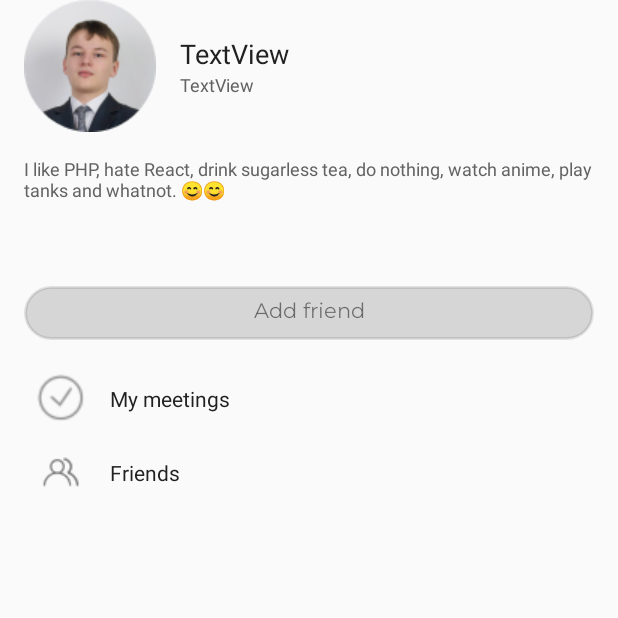
After one commit to SpiderSwift/Parleo, an Android app: the fragment MyProfilefragment shown on its own in the app's theme, on a phone screen of 412 x 824 dp, the top half of it. The commit adds this screen. Run offline under Robolectric (Android 15) with nearby library versions, the light colour scheme and no system bars.

Commit message:
Add MyProfile fragment + add backstack to fragments

```diff
--- a/app/build.gradle
+++ b/app/build.gradle
@@ -39,4 +39,5 @@ dependencies {
     androidTestImplementation 'com.android.support.test:runner:1.0.2'
     androidTestImplementation 'com.android.support.test.espresso:espresso-core:3.0.2'
     implementation 'com.android.support:design:28.0.0'
+
 }
--- /dev/null
+++ b/app/src/main/java/com/leathersoft/parleo/fragment/MyProfilefragment.java
@@ -0,0 +1,36 @@
+package com.leathersoft.parleo.fragment;
+
+import android.app.Activity;
+import android.os.Bundle;
+import android.support.annotation.NonNull;
+import android.support.annotation.Nullable;
+import android.support.v4.app.Fragment;
+import android.view.LayoutInflater;
+import android.view.View;
+import android.view.ViewGroup;
+
+import com.leathersoft.parleo.R;
+
+public class MyProfilefragment extends Fragment {
+    @Nullable
+    @Override
+    public View onCreateView(@NonNull LayoutInflater inflater, @Nullable ViewGroup container, @Nullable Bundle savedInstanceState) {
+        View v = inflater.inflate(R.layout.fragment_my_profile_screen,container,false);
+        return v;
+    }
+
+    @Override
+    public void onResume() {
+        super.onResume();
+        Activity activity = getActivity();
+        if(activity != null){
+            getActivity().setTitle(getResources().getString(R.string.my_profile));
+        }
+
+    }
+
+
+    public static MyProfilefragment newInstance(){
+        return new MyProfilefragment();
+    }
+}
--- a/app/src/main/java/com/leathersoft/parleo/fragment/users/UserFragment.java
+++ b/app/src/main/java/com/leathersoft/parleo/fragment/users/UserFragment.java
@@ -35,7 +35,7 @@ public class UserFragment extends Fragment {
         View v = inflater.inflate(R.layout.fragment_users,container,false);
         ButterKnife.bind(this,v);
 
-        UserAdapter adapter = new UserAdapter();
+        UserAdapter adapter = new UserAdapter(getActivity().getSupportFragmentManager());
         mRecyclerView.setLayoutManager(new LinearLayoutManager(getContext()));
         mRecyclerView.setAdapter(adapter);
         return v;
--- /dev/null
+++ b/app/src/main/res/layout/fragment_my_profile_screen.xml
@@ -0,0 +1,129 @@
+<?xml version="1.0" encoding="utf-8"?>
+<android.support.constraint.ConstraintLayout xmlns:android="http://schemas.android.com/apk/res/android"
+    xmlns:app="http://schemas.android.com/apk/res-auto"
+    xmlns:tools="http://schemas.android.com/tools"
+    android:layout_width="match_parent"
+    android:layout_height="match_parent">
+
+    <!--<TextView-->
+    <!--android:id="@+id/tv_title"-->
+    <!--android:layout_width="match_parent"-->
+    <!--android:layout_height="wrap_content"-->
+    <!--android:layout_marginTop="8dp"-->
+    <!--android:background="@android:color/transparent"-->
+    <!--android:fontFamily="@font/montserrat"-->
+    <!--android:gravity="center"-->
+    <!--android:text="@string/profile_top_text"-->
+    <!--android:textColor="#80000000"-->
+    <!--android:textSize="25sp"-->
+    <!--app:layout_constraintTop_toTopOf="parent"-->
+    <!--app:layout_constraintStart_toStartOf="parent"-->
+    <!--app:layout_constraintEnd_toEndOf="parent"/>-->
+
+    <ImageView
+        android:id="@+id/imageView"
+        android:layout_width="wrap_content"
+        android:layout_height="wrap_content"
+        android:layout_marginStart="16dp"
+        android:layout_marginTop="16dp"
+        android:src="@drawable/user_avatar"
+        app:layout_constraintStart_toStartOf="parent"
+        app:layout_constraintTop_toBottomOf="@id/tv_title" />
+
+    <LinearLayout
+        android:id="@+id/linearLayout"
+        android:layout_width="0dp"
+        android:layout_height="0dp"
+        android:layout_marginStart="16dp"
+        android:layout_marginEnd="16dp"
+        android:gravity="center"
+        android:orientation="vertical"
+        app:layout_constraintBottom_toBottomOf="@+id/imageView"
+        app:layout_constraintEnd_toEndOf="parent"
+        app:layout_constraintStart_toEndOf="@+id/imageView"
+        app:layout_constraintTop_toTopOf="@+id/imageView">
+
+        <TextView
+            android:id="@+id/profile_page_name"
+            style="@style/profile_page_name"
+            android:layout_width="match_parent"
+            android:layout_height="wrap_content"
+            android:text="TextView" />
+
+        <TextView
+            android:id="@+id/textView4"
+            style="@style/profile_page_languages"
+            android:layout_width="match_parent"
+            android:layout_height="wrap_content"
+            android:text="TextView" />
+    </LinearLayout>
+
+    <TextView
+        android:id="@+id/textView5"
+        style="@style/profile_page_description"
+        android:layout_width="0dp"
+        android:layout_height="wrap_content"
+        android:layout_marginTop="16dp"
+        android:lines="5"
+        android:text="@string/user_card_placeholder"
+        app:layout_constraintStart_toStartOf="@+id/imageView"
+        app:layout_constraintTop_toBottomOf="@+id/imageView"
+        app:layout_constraintEnd_toEndOf="@id/linearLayout"/>
+
+    <Button
+        android:id="@+id/edit_profile_btn"
+        style="@style/profile_btn"
+        android:layout_width="0dp"
+        android:layout_height="wrap_content"
+        android:layout_marginTop="8dp"
+        android:background="@drawable/transparent_bg_bordered_button"
+        android:fontFamily="@font/montserrat"
+        android:text="@string/profile_add_friend"
+        android:textAllCaps="false"
+        app:layout_constraintEnd_toEndOf="@+id/textView5"
+        app:layout_constraintStart_toStartOf="@+id/textView5"
+        app:layout_constraintTop_toBottomOf="@+id/textView5"></Button>
+
+    <ImageView
+        android:id="@+id/imageView2"
+        android:layout_width="33dp"
+        android:layout_height="33dp"
+        android:layout_marginStart="8dp"
+        android:layout_marginTop="16dp"
+        app:layout_constraintStart_toStartOf="@+id/edit_profile_btn"
+        app:layout_constraintTop_toBottomOf="@+id/edit_profile_btn"
+        app:srcCompat="@drawable/ic_active" />
+
+    <TextView
+        android:id="@+id/textView"
+        android:layout_width="wrap_content"
+        android:layout_height="wrap_content"
+        android:layout_marginStart="16dp"
+        android:text="@string/profile_my_meetings"
+        android:textAppearance="@style/create_event_button_text_style"
+        app:layout_constraintBottom_toBottomOf="@+id/imageView2"
+        app:layout_constraintStart_toEndOf="@+id/imageView2"
+        app:layout_constraintTop_toTopOf="@+id/imageView2" />
+
+    <ImageView
+        android:id="@+id/imageView3"
+        android:layout_width="33dp"
+        android:layout_height="33dp"
+        android:layout_marginTop="16dp"
+        app:layout_constraintStart_toStartOf="@+id/imageView2"
+        app:layout_constraintTop_toBottomOf="@+id/imageView2"
+        app:srcCompat="@drawable/ic_invite_friends" />
+
+    <TextView
+        android:id="@+id/textView2"
+        android:layout_width="wrap_content"
+        android:layout_height="wrap_content"
+        android:layout_marginStart="16dp"
+        android:text="@string/profile_friends"
+        android:textAppearance="@style/create_event_button_text_style"
+        app:layout_constraintBottom_toBottomOf="@+id/imageView3"
+        app:layout_constraintStart_toEndOf="@+id/imageView3"
+        app:layout_constraintTop_toTopOf="@+id/imageView3" />
+
+
+</android.support.constraint.ConstraintLayout>
--- a/app/src/main/res/values/strings.xml
+++ b/app/src/main/res/values/strings.xml
@@ -36,9 +36,15 @@
 
     <!--Profile fragment-->
     <string name="profile">Profile</string>
+    <string name="my_profile">My Profile</string>
+
     <string name="profile_top_text">Tedik\'s profile</string>
     <string name="profile_add_friend">Add friend</string>
     <string name="profile_send_message">Send message</string>
+
+    <string name="profile_my_meetings">My meetings</string>
+    <string name="profile_friends">Friends</string>
+
 
     <!-- TODO: Remove or change this placeholder text -->
     <string name="hello_blank_fragment">Hello blank fragment</string>
```
Also changed, not shown: app/src/main/java/com/leathersoft/parleo/activity/TabsActivity.java (+58 -2 lines), app/src/main/java/com/leathersoft/parleo/fragment/users/UserAdapter.java (+33 -0 lines), app/src/main/java/com/leathersoft/parleo/fragment/users/UserViewHolder.java (+1 -19 lines), app/src/main/res/drawable/ic_active.png (added).
